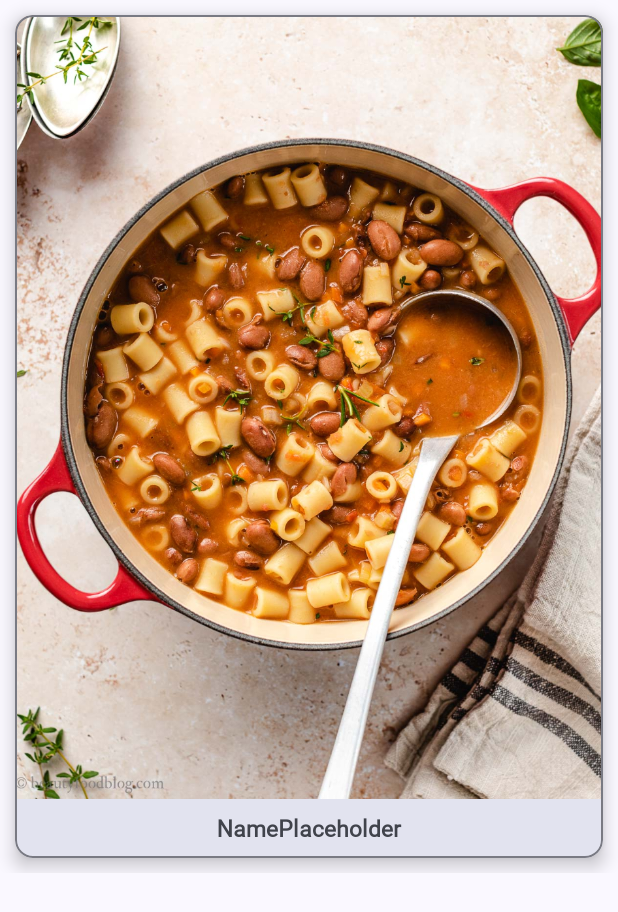
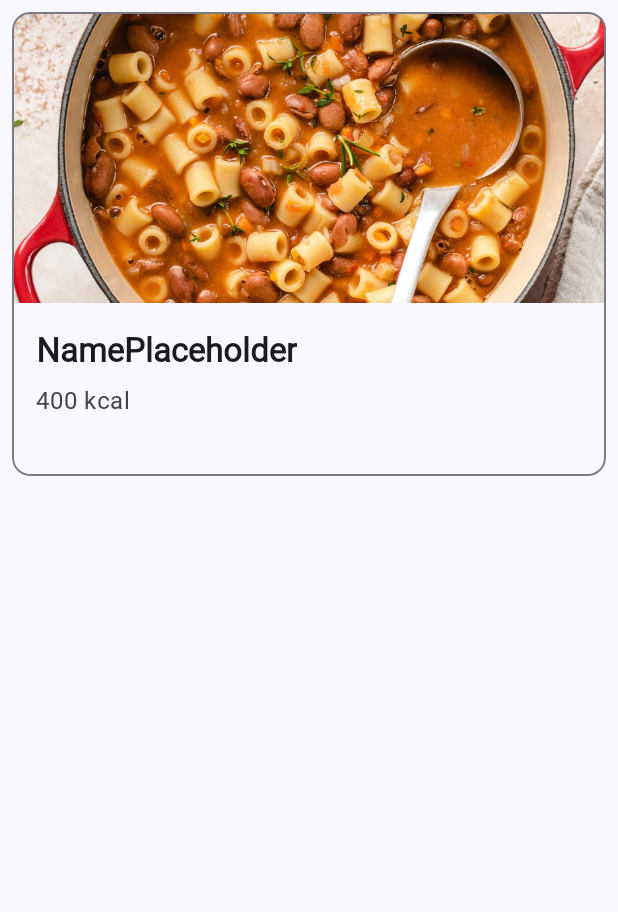
Before and after one commit to giacomochech/material3-app, an Android app: the layout ricetta_item.xml on its own in the app's theme, with its tools: preview values and no code run, on a phone screen of 412 x 824 dp. Shown: the top 912 px of the screen. Run offline under Robolectric (Android 15) with nearby library versions, the phone set to English and light mode, and no system bars.

Commit message:
Aggiunta recycler view ricette

```diff
--- a/app/src/main/AndroidManifest.xml
+++ b/app/src/main/AndroidManifest.xml
@@ -12,7 +12,7 @@
         android:supportsRtl="true"
         android:theme="@style/Theme.Material3App">
         <activity
-            android:name=".ui.home.RicettaDetail"
+            android:name=".ui.recipes.RicettaDetail"
             android:exported="false" />
         <activity
             android:name=".MainActivity"
--- a/app/src/main/java/com/example/material3app/Ricetta.kt
+++ b/app/src/main/java/com/example/material3app/Ricetta.kt
@@ -1,6 +1,4 @@
 package com.example.material3app
-
-var recipeList = mutableListOf<Ricetta>()
 
 class Ricetta (
     var cover: Int,
@@ -8,6 +6,5 @@ class Ricetta (
     var kcal: Int,
     var ingredienti: String,
     var descrizione: String,
-    val id: Int? = recipeList.size
 
 )
--- a/app/src/main/java/com/example/material3app/ui/home/RicettaDetail.kt
+++ b/app/src/main/java/com/example/material3app/ui/recipes/RicettaDetail.kt
@@ -1,7 +1,8 @@
-package com.example.material3app.ui.home
+package com.example.material3app.ui.recipes
 
 import androidx.appcompat.app.AppCompatActivity
 import android.os.Bundle
+import com.example.material3app.R
 
 class RicettaDetail : AppCompatActivity() {
     override fun onCreate(savedInstanceState: Bundle?) {
--- a/app/src/main/res/layout/ricetta_item.xml
+++ b/app/src/main/res/layout/ricetta_item.xml
@@ -7,11 +7,10 @@
 
     <com.google.android.material.card.MaterialCardView
         android:layout_width="match_parent"
-        android:layout_height="match_parent"
+        android:layout_height="wrap_content"
         app:cardCornerRadius="12dp"
-        android:layout_margin="10dp"
-        android:clickable="true"
-        app:cardElevation="7dp">
+        android:layout_margin="8dp"
+        android:clickable="true">
 
         <LinearLayout
             android:layout_width="match_parent"
@@ -20,24 +19,39 @@
 
             <ImageView
                 android:id="@+id/cover"
-                android:layout_width="wrap_content"
-                android:layout_height="match_parent"
+                android:layout_width="match_parent"
+                android:layout_height="194dp"
                 android:adjustViewBounds="true"
-                android:scaleType="centerInside"
+                android:scaleType="centerCrop"
+
                 android:contentDescription="@string/cover"
                 android:src="@drawable/fagiolata" />
-
-            <TextView
-                android:id="@+id/nomeRicetta"
+            <LinearLayout
                 android:layout_width="match_parent"
                 android:layout_height="wrap_content"
-                android:gravity="center"
-                android:text="@string/nameplaceholder"
-                android:textSize="15sp"
-                android:lines="2"
-                android:textStyle="bold"/>
+                android:orientation="vertical"
+                android:padding="16dp">
+                <TextView
+                    android:id="@+id/nomeRicetta"
+                    android:layout_width="wrap_content"
+                    android:layout_height="wrap_content"
+                    android:text="@string/nameplaceholder"
+                    android:textAppearance="?attr/textAppearanceTitleLarge"
+                    android:textStyle="bold"/>
 
 
-       </LinearLayout>
+                <TextView
+                    android:id="@+id/kcalRicetta"
+                    android:layout_width="wrap_content"
+                    android:layout_height="wrap_content"
+                    android:layout_marginTop="8dp"
+                    android:text="@string/_400_kcal"
+                    android:lines="2"
+                    android:textAppearance="?attr/textAppearanceBodyLarge"
+                    android:textColor="?android:attr/textColorSecondary"/>
+
+
+            </LinearLayout>
+        </LinearLayout>
     </com.google.android.material.card.MaterialCardView>
 </LinearLayout>
--- a/app/src/main/res/navigation/mobile_navigation.xml
+++ b/app/src/main/res/navigation/mobile_navigation.xml
@@ -24,4 +24,10 @@
         android:label="@string/menu_slideshow"
         tools:layout="@layout/fragment_calcola" />
 
+    <fragment
+        android:id="@+id/nav_recipes"
+        android:name="com.example.material3app.ui.recipes.ListaRicettaFragment"
+        android:label="@string/ricettario"
+        tools:layout="@layout/fragment_lista_ricette" />
+
 </navigation>
--- a/app/src/main/res/values/strings.xml
+++ b/app/src/main/res/values/strings.xml
@@ -46,6 +46,8 @@
     <string name="author_placeholder">Author PlaceHolder</string>
     <string name="nameplaceholder">NamePlaceholder</string>
     <string name="desc_placeholder">Description Placeholder</string>
+    <string name="_400_kcal">400 kcal</string>
+    <string name="ricettario">Ricettario</string>
 
 
     <string-array name="SelectSex">
```
Also changed, not shown: app/src/main/java/com/example/material3app/ui/home/RicettaAdapter.kt (deleted, +0 -38 lines), app/src/main/java/com/example/material3app/ui/recipes/ListaRicettaFragment.kt (renamed from app/src/main/java/com/example/material3app/ui/home/ListaRicettaFragment.kt, +36 -7 lines), app/src/main/java/com/example/material3app/ui/recipes/RicettaAdapter.kt (added, +49 -0 lines), app/src/main/res/layout/activity_ricetta_detail.xml (+2 -5 lines), app/src/main/res/layout/fragment_lista_ricette.xml (+5 -3 lines), app/src/main/res/menu/activity_main_drawer.xml (+7 -0 lines).
